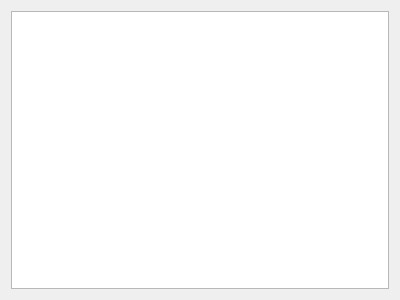
This is src/ITrackToolWidget.ui in ntruchsess/QLandkarteGT as Qt 5 draws it before an edit. The edited form follows.
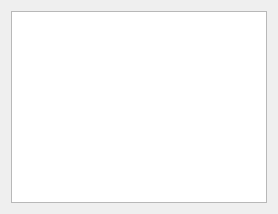
This is the edited form.

Diff of the .ui file:
```diff
--- a/src/ITrackToolWidget.ui
+++ b/src/ITrackToolWidget.ui
@@ -1,14 +1,6 @@
 <ui version="4.0" >
  <class>ITrackToolWidget</class>
  <widget class="QWidget" name="ITrackToolWidget" >
-  <property name="geometry" >
-   <rect>
-    <x>0</x>
-    <y>0</y>
-    <width>400</width>
-    <height>300</height>
-   </rect>
-  </property>
   <property name="windowTitle" >
    <string>Form</string>
   </property>
```
